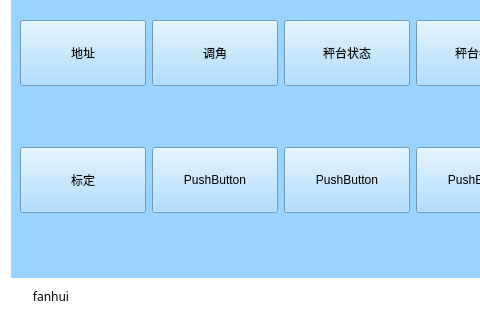
Qt form WeighSensor/tiaochen.ui (xsw258x2s5w8/WeightSensor) before a commit; both pictures show x 0 to 480 and y 162 to 482 of the 648 by 482 pixel window.
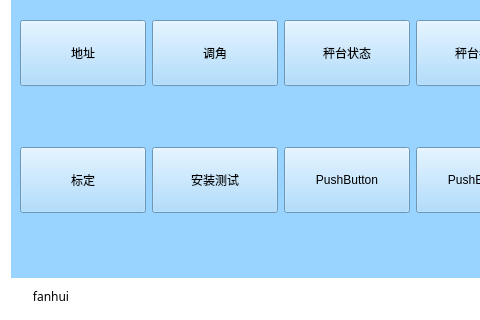
The same form after that commit.

What changed in the file:
```diff
--- a/WeighSensor/tiaochen.ui
+++ b/WeighSensor/tiaochen.ui
@@ -79,7 +79,7 @@
      <property name="styleSheet">
       <string notr="true">background-color: rgb(153, 211, 255);</string>
      </property>
-     <layout class="QGridLayout" name="gridLayout" rowstretch="0,0,0" columnstretch="2,2,2,2,1,0" rowminimumheight="1,2,2">
+     <layout class="QGridLayout" name="gridLayout" rowstretch="0,0,0" columnstretch="2,2,2,2,1" rowminimumheight="1,2,2">
       <item row="2" column="3">
        <widget class="QPushButton" name="pushButton_22">
         <property name="minimumSize">
@@ -157,7 +157,7 @@
          </size>
         </property>
         <property name="text">
-         <string>PushButton</string>
+         <string>安装测试</string>
         </property>
        </widget>
       </item>
```
Left out of the diff: 2 changed lines with no effect on the pictures.
